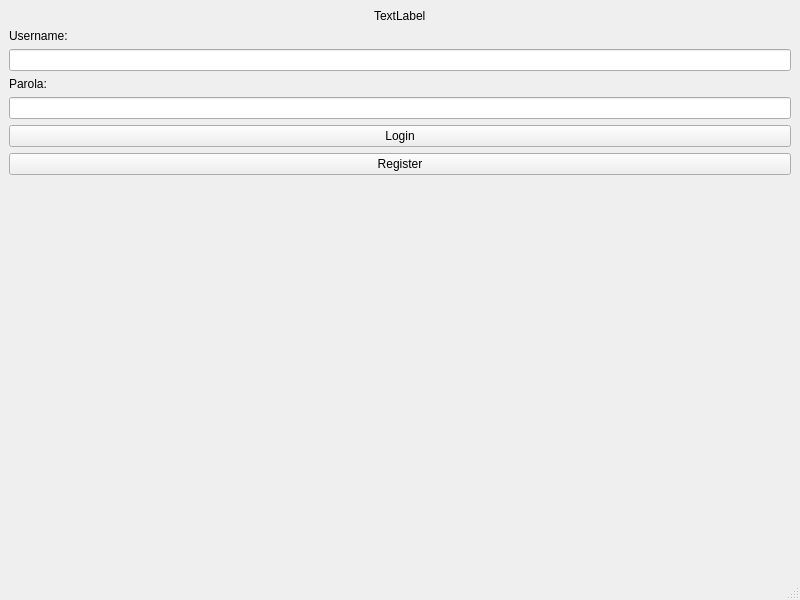
This is Client/mainwindow.ui in Denisucu1/ProjectModernCpp as Qt 5 draws it before an edit. The edited form follows.
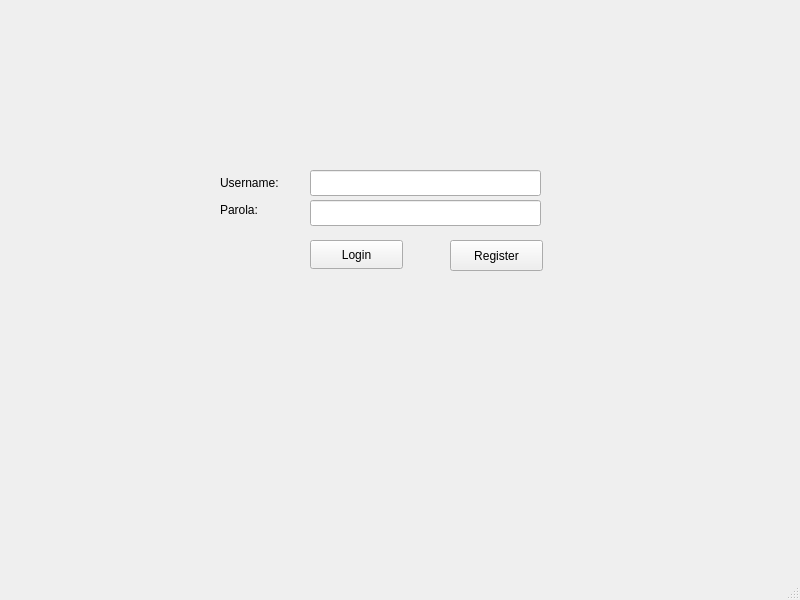
This is the edited form.

The edit to the form file:
```diff
--- a/Client/mainwindow.ui
+++ b/Client/mainwindow.ui
@@ -14,72 +14,81 @@
    <string>MainWindow</string>
   </property>
   <widget class="QWidget" name="centralwidget">
-   <property name="layoutDirection">
-    <enum>Qt::LayoutDirection::LeftToRight</enum>
-   </property>
-   <layout class="QVBoxLayout" name="verticalLayout">
-    <item alignment="Qt::AlignmentFlag::AlignHCenter">
-     <widget class="QLabel" name="logoLabel">
-      <property name="text">
-       <string>TextLabel</string>
-      </property>
-      <property name="margin">
-       <number>-1</number>
-      </property>
-     </widget>
-    </item>
-    <item>
      <widget class="QLabel" name="label">
+    <property name="geometry">
+     <rect>
+      <x>220</x>
+      <y>170</y>
+      <width>69</width>
+      <height>26</height>
+     </rect>
+    </property>
       <property name="text">
        <string>Username:</string>
       </property>
      </widget>
-    </item>
-    <item>
-     <widget class="QLineEdit" name="usernameLineEdit"/>
-    </item>
-    <item>
-     <widget class="QLabel" name="label_2">
-      <property name="text">
-       <string>Parola:</string>
-      </property>
-     </widget>
-    </item>
-    <item>
-     <widget class="QLineEdit" name="passwordLineEdit">
-      <property name="echoMode">
-       <enum>QLineEdit::EchoMode::Password</enum>
-      </property>
-     </widget>
-    </item>
-    <item>
+   <widget class="QLineEdit" name="usernameLineEdit">
+    <property name="geometry">
+     <rect>
+      <x>310</x>
+      <y>170</y>
+      <width>231</width>
+      <height>26</height>
+     </rect>
+    </property>
+   </widget>
      <widget class="QPushButton" name="loginButton">
+    <property name="geometry">
+     <rect>
+      <x>310</x>
+      <y>240</y>
+      <width>93</width>
+      <height>29</height>
+     </rect>
+    </property>
       <property name="text">
        <string>Login</string>
       </property>
      </widget>
-    </item>
-    <item>
      <widget class="QPushButton" name="registerButton">
+    <property name="geometry">
+     <rect>
+      <x>450</x>
+      <y>240</y>
+      <width>93</width>
+      <height>31</height>
+     </rect>
+    </property>
       <property name="text">
        <string>Register</string>
       </property>
      </widget>
-    </item>
-    <item>
-     <spacer name="verticalSpacer_2">
-      <property name="orientation">
-       <enum>Qt::Orientation::Vertical</enum>
-      </property>
-      <property name="sizeHint" stdset="0">
-       <size>
-        <width>20</width>
-        <height>40</height>
-       </size>
-      </property>
-     </spacer>
-    </item>
-   </layout>
+   <widget class="QLineEdit" name="passwordLineEdit">
+    <property name="geometry">
+     <rect>
+      <x>310</x>
+      <y>200</y>
+      <width>231</width>
+      <height>26</height>
+     </rect>
+    </property>
+    <property name="echoMode">
+     <enum>QLineEdit::EchoMode::Password</enum>
+    </property>
+   </widget>
+   <widget class="QLabel" name="label_2">
+    <property name="geometry">
+     <rect>
+      <x>220</x>
+      <y>200</y>
+      <width>63</width>
+      <height>20</height>
+     </rect>
+    </property>
+    <property name="text">
+     <string>Parola:</string>
+    </property>
+   </widget>
   </widget>
   <widget class="QMenuBar" name="menubar">
    <property name="geometry">
```
Left out of the diff: 2 changed lines with no effect on the pictures. Lines whose indentation alone changed are shown as unchanged.
